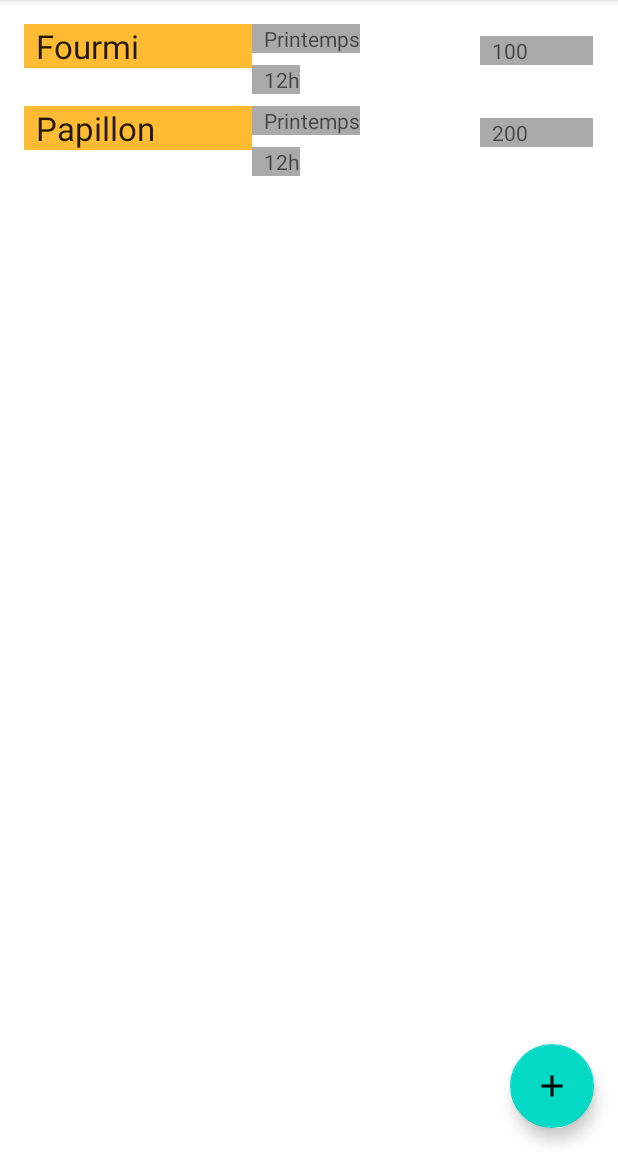
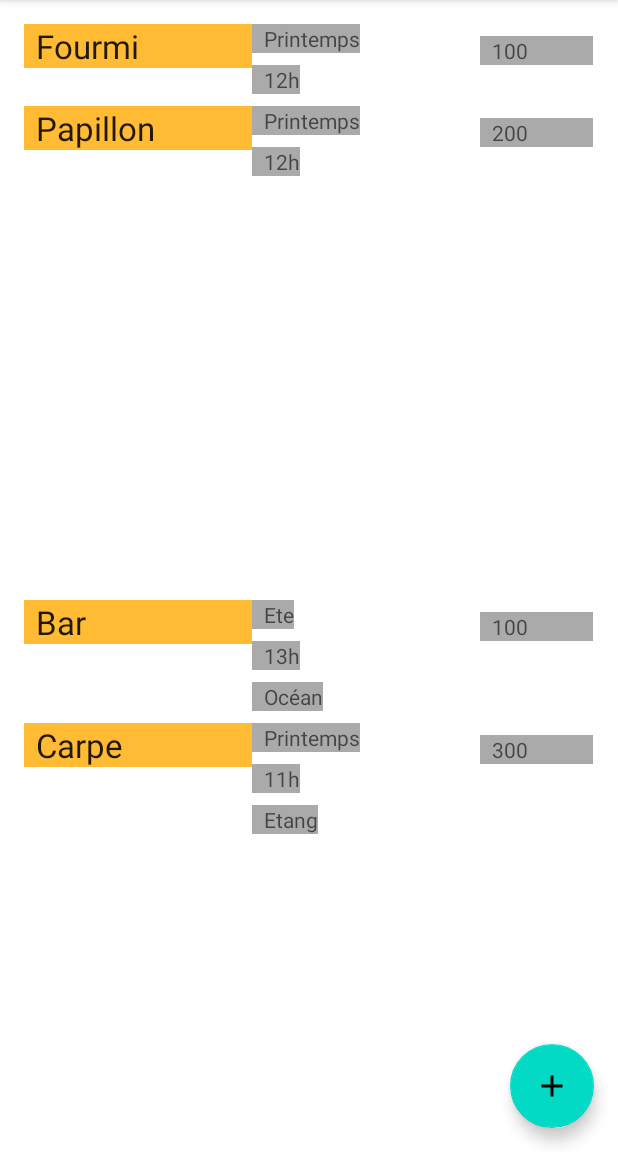
Before and after one commit to unegregre/bebetopedie, an Android app: the screen it shows after launch (MainActivity), on a phone screen of 412 x 824 dp, the part 84-1236 px from its top. Run offline under Robolectric (Android 15) with nearby library versions, the phone set to English and light mode, and no system bars; our stand-ins replace Room's generated code.

Commit message:
Add fishes

```diff
--- a/app/build.gradle
+++ b/app/build.gradle
@@ -33,6 +33,8 @@ dependencies {
 
     implementation 'androidx.appcompat:appcompat:1.1.0'
     implementation 'androidx.constraintlayout:constraintlayout:1.1.3'
+    implementation 'com.google.android.material:material:1.1.0'
+    implementation 'androidx.lifecycle:lifecycle-extensions:2.2.0'
     testImplementation 'junit:junit:4.12'
     androidTestImplementation 'androidx.test.ext:junit:1.1.1'
     androidTestImplementation 'androidx.test.espresso:espresso-core:3.2.0'
--- a/app/src/main/AndroidManifest.xml
+++ b/app/src/main/AndroidManifest.xml
@@ -9,7 +9,11 @@
         android:roundIcon="@mipmap/ic_launcher_round"
         android:supportsRtl="true"
         android:theme="@style/AppTheme">
-        <activity android:name=".NewBugActivity"></activity>
+        <activity
+            android:name=".TabActivity"
+            android:label="@string/title_activity_tab"
+            android:theme="@style/AppTheme.NoActionBar"></activity>
+        <activity android:name=".NewBugActivity" />
         <activity android:name=".MainActivity">
             <intent-filter>
                 <action android:name="android.intent.action.MAIN" />
--- a/app/src/main/java/com/gregre/bbtopdie/MainActivity.java
+++ b/app/src/main/java/com/gregre/bbtopdie/MainActivity.java
@@ -8,6 +8,9 @@ import com.google.android.material.floatingactionbutton.FloatingActionButton;
 import com.gregre.bbtopdie.bug.BugListAdapter;
 import com.gregre.bbtopdie.bug.BugViewModel;
 import com.gregre.bbtopdie.db.Bug;
+import com.gregre.bbtopdie.db.Fish;
+import com.gregre.bbtopdie.fish.FishListAdapter;
+import com.gregre.bbtopdie.fish.FishViewModel;
 
 import java.util.List;
 
@@ -24,19 +27,26 @@ public class MainActivity extends AppCompatActivity {
     public static final int NEW_BUG_ACTIVITY_REQUEST_CODE = 1;
 
     private BugViewModel mBugViewModel;
+    private FishViewModel mFishViewModel;
 
     @Override
     protected void onCreate(Bundle savedInstanceState) {
         super.onCreate(savedInstanceState);
         setContentView(R.layout.activity_main);
 
-        RecyclerView recyclerView = findViewById(R.id.recyclerview);
-        final BugListAdapter adapter = new BugListAdapter(this);
-        recyclerView.setAdapter(adapter);
-        recyclerView.setLayoutManager(new LinearLayoutManager(this));
+        RecyclerView bugRecyclerView = findViewById(R.id.bug_recyclerview);
+        final BugListAdapter bugAdapter = new BugListAdapter(this);
+        bugRecyclerView.setAdapter(bugAdapter);
+        bugRecyclerView.setLayoutManager(new LinearLayoutManager(this));
+
+        RecyclerView fishRecyclerView = findViewById(R.id.fish_recyclerview);
+        final FishListAdapter fishAdapter = new FishListAdapter(this);
+        fishRecyclerView.setAdapter(fishAdapter);
+        fishRecyclerView.setLayoutManager(new LinearLayoutManager(this));
 
         // Get a new or existing ViewModel from the ViewModelProvider.
         mBugViewModel = new ViewModelProvider(this).get(BugViewModel.class);
+        mFishViewModel = new ViewModelProvider(this).get(FishViewModel.class);
 
         // Add an observer on the LiveData returned by getAlphabetizedBugs.
         // The onChanged() method fires when the observed data changes and the activity is
@@ -45,7 +55,13 @@ public class MainActivity extends AppCompatActivity {
             @Override
             public void onChanged(@Nullable final List<Bug> bugs) {
                 // Update the cached copy of the bugs in the adapter.
-                adapter.setBugs(bugs);
+                bugAdapter.setBugs(bugs);
+            }
+        });
+        mFishViewModel.getAllFishes().observe(this, new Observer<List<Fish>>() {
+            @Override
+            public void onChanged(@Nullable final List<Fish> fishes) {
+                fishAdapter.setFishes(fishes);
             }
         });
 
--- a/app/src/main/java/com/gregre/bbtopdie/bug/BugListAdapter.java
+++ b/app/src/main/java/com/gregre/bbtopdie/bug/BugListAdapter.java
@@ -39,7 +39,7 @@ public class BugListAdapter extends RecyclerView.Adapter<BugListAdapter.BugViewH
 
     @Override
     public BugViewHolder onCreateViewHolder(ViewGroup parent, int viewType) {
-        View itemView = mInflater.inflate(R.layout.recyclerview_item, parent, false);
+        View itemView = mInflater.inflate(R.layout.bug_recyclerview_item, parent, false);
         return new BugViewHolder(itemView);
     }
 
--- a/app/src/main/java/com/gregre/bbtopdie/db/BebeteDatabase.java
+++ b/app/src/main/java/com/gregre/bbtopdie/db/BebeteDatabase.java
@@ -16,10 +16,11 @@ import java.util.concurrent.Executors;
  * app, consider exporting the schema to help you with migrations.
  */
 
-@Database(entities = {Bug.class}, version = 2, exportSchema = false)
+@Database(entities = {Bug.class, Fish.class}, version = 2, exportSchema = false)
 public abstract class BebeteDatabase extends RoomDatabase {
 
     public abstract BugDao bugDao();
+    public abstract  FishDao fishDao();
 
     // marking the instance as volatile to ensure atomic access to the variable
     private static volatile BebeteDatabase INSTANCE;
@@ -32,7 +33,7 @@ public abstract class BebeteDatabase extends RoomDatabase {
             synchronized (BebeteDatabase.class) {
                 if (INSTANCE == null) {
                     INSTANCE = Room.databaseBuilder(context.getApplicationContext(),
-                            BebeteDatabase.class, "bug_database")
+                            BebeteDatabase.class, "acnh_database")
                             .addCallback(sRoomDatabaseCallback)
                             .fallbackToDestructiveMigration()
                             .build();
@@ -59,13 +60,21 @@ public abstract class BebeteDatabase extends RoomDatabase {
             databaseWriteExecutor.execute(() -> {
                 // Populate the database in the background.
                 // If you want to start with more bugs, just add them.
-                BugDao dao = INSTANCE.bugDao();
-                dao.deleteAll();
+                BugDao bug_dao = INSTANCE.bugDao();
+                bug_dao.deleteAll();
 
                 Bug bug = new Bug("Papillon","200", "12h", "Printemps");
-                dao.insert(bug);
+                bug_dao.insert(bug);
                 bug = new Bug("Fourmi","100", "12h", "Printemps");
-                dao.insert(bug);
+                bug_dao.insert(bug);
+
+                FishDao fish_dao = INSTANCE.fishDao();
+                fish_dao.deleteAll();
+
+                Fish fish = new Fish("Carpe","300", "11h", "Printemps","Etang");
+                fish_dao.insert(fish);
+                fish = new Fish("Bar", "100", "13h", "Ete", "Océan");
+                fish_dao.insert(fish);
             });
         }
     };
--- /dev/null
+++ b/app/src/main/java/com/gregre/bbtopdie/db/Fish.java
@@ -0,0 +1,50 @@
+package com.gregre.bbtopdie.db;
+
+import androidx.annotation.NonNull;
+import androidx.room.ColumnInfo;
+import androidx.room.Entity;
+import androidx.room.PrimaryKey;
+
+@Entity(tableName = "fish_table")
+public class Fish {
+
+    @PrimaryKey
+    @NonNull
+    @ColumnInfo(name = "fish_name")
+    private String name;
+
+    @NonNull
+    @ColumnInfo(name = "fish_price")
+    private String price;
+
+    @NonNull
+    @ColumnInfo(name = "fish_time")
+    private String time;
+
+    @NonNull
+    @ColumnInfo(name = "fish_period")
+    private String period;
+
+    @NonNull
+    @ColumnInfo(name = "fish_place")
+    private String place;
+
+    public Fish(@NonNull String name, @NonNull String price, @NonNull String time, @NonNull String period, @NonNull String place) {
+        this.name = name;
+        this.price = price;
+        this.time = time;
+        this.period = period;
+        this.place = place;
+    }
+
+    public String getName(){return this.name;}
+
+    public String getPrice(){return this.price;}
+
+    public String getTime(){return this.time;}
+
+    public String getPeriod(){return this.period;}
+
+    public String getPlace(){return this.place;}
+
+}
--- /dev/null
+++ b/app/src/main/java/com/gregre/bbtopdie/db/FishDao.java
@@ -0,0 +1,22 @@
+package com.gregre.bbtopdie.db;
+
+import androidx.lifecycle.LiveData;
+import androidx.room.Dao;
+import androidx.room.Insert;
+import androidx.room.OnConflictStrategy;
+import androidx.room.Query;
+
+import java.util.List;
+
+@Dao
+public interface FishDao {
+
+    @Query("SELECT * from fish_table ORDER BY fish_name ASC")
+    LiveData<List<Fish>> getAlphabetizedFish();
+
+    @Insert(onConflict = OnConflictStrategy.IGNORE)
+    void insert(Fish fish);
+
+    @Query("DELETE FROM fish_table")
+    void deleteAll();
+}
--- /dev/null
+++ b/app/src/main/java/com/gregre/bbtopdie/fish/FishListAdapter.java
@@ -0,0 +1,79 @@
+package com.gregre.bbtopdie.fish;
+
+import android.content.Context;
+import android.view.LayoutInflater;
+import android.view.View;
+import android.view.ViewGroup;
+import android.widget.TextView;
+
+import androidx.recyclerview.widget.RecyclerView;
+
+import com.gregre.bbtopdie.R;
+import com.gregre.bbtopdie.db.Fish;
+
+import java.util.List;
+
+public class FishListAdapter extends RecyclerView.Adapter<FishListAdapter.FishViewHolder> {
+    class FishViewHolder extends RecyclerView.ViewHolder {
+        private final TextView fishItemView;
+        private final TextView fishPriceView;
+        private final TextView fishTimeView;
+        private final TextView fishPeriodView;
+        private final TextView fishPlaceView;
+
+        private FishViewHolder(View itemView) {
+            super(itemView);
+            fishItemView = itemView.findViewById(R.id.fishTextView);
+            fishPriceView = itemView.findViewById(R.id.fishPriceView);
+            fishTimeView = itemView.findViewById(R.id.fishTimeView);
+            fishPeriodView = itemView.findViewById(R.id.fishPeriodView);
+            fishPlaceView = itemView.findViewById(R.id.fishPlaceView);
+        }
+    }
+
+    private final LayoutInflater mInflater;
+    private List<Fish> mFishes; // Cached copy of fishs
+
+    public FishListAdapter(Context context) {
+        mInflater = LayoutInflater.from(context);
+    }
+
+    @Override
+    public FishListAdapter.FishViewHolder onCreateViewHolder(ViewGroup parent, int viewType) {
+        View itemView = mInflater.inflate(R.layout.fish_recyclerview_item, parent, false);
+        return new FishListAdapter.FishViewHolder(itemView);
+    }
+
+    @Override
+    public void onBindViewHolder(FishListAdapter.FishViewHolder holder, int position) {
+        if (mFishes != null) {
+            Fish current = mFishes.get(position);
+            holder.fishItemView.setText(current.getName());
+            holder.fishPriceView.setText(current.getPrice());
+            holder.fishTimeView.setText(current.getTime());
+            holder.fishPeriodView.setText(current.getPeriod());
+            holder.fishPlaceView.setText(current.getPlace());
+        } else {
+            // Covers the case of data not being ready yet.
+            holder.fishItemView.setText("No Fish");
+            holder.fishPriceView.setText("0");
+            holder.fishTimeView.setText("None");
+            holder.fishPeriodView.setText("None");
+            holder.fishPlaceView.setText("None");
+        }
+    }
+
+    public void setFishes(List<Fish> fishes) {
+        mFishes = fishes;
+        notifyDataSetChanged();
+    }
+
+    // getItemCount() is called many times, and when it is first called,
+    // mFishes has not been updated (means initially, it's null, and we can't return null).
+    @Override
+    public int getItemCount() {
+        if (mFishes != null)
+            return mFishes.size();
+        else return 0;
+    }
+}
--- /dev/null
+++ b/app/src/main/java/com/gregre/bbtopdie/fish/FishRepository.java
@@ -0,0 +1,41 @@
+package com.gregre.bbtopdie.fish;
+
+import android.app.Application;
+
+import androidx.lifecycle.LiveData;
+
+import com.gregre.bbtopdie.db.BebeteDatabase;
+import com.gregre.bbtopdie.db.Fish;
+import com.gregre.bbtopdie.db.FishDao;
+
+import java.util.List;
+
+public class FishRepository {
+
+    private FishDao mFishDao;
+    private LiveData<List<Fish>> mAllFishes;
+
+    // Note that in order to unit test the BugRepository, you have to remove the Application
+    // dependency. This adds complexity and much more code, and this sample is not about testing.
+    // See the BasicSample in the android-architecture-components repository at
+    // https://github.com/googlesamples
+    FishRepository(Application application) {
+        BebeteDatabase db = BebeteDatabase.getDatabase(application);
+        mFishDao = db.fishDao();
+        mAllFishes = mFishDao.getAlphabetizedFish();
+    }
+
+    // Room executes all queries on a separate thread.
+    // Observed LiveData will notify the observer when the data has changed.
+    LiveData<List<Fish>> getAllFishes() {
+        return mAllFishes;
+    }
+
+    // You must call this on a non-UI thread or your app will throw an exception. Room ensures
+    // that you're not doing any long running operations on the main thread, blocking the UI.
+    void insert(Fish fish) {
+        BebeteDatabase.databaseWriteExecutor.execute(() -> {
+            mFishDao.insert(fish);
+        });
+    }
+}
--- /dev/null
+++ b/app/src/main/java/com/gregre/bbtopdie/fish/FishViewModel.java
@@ -0,0 +1,34 @@
+package com.gregre.bbtopdie.fish;
+
+import android.app.Application;
+
+import androidx.lifecycle.AndroidViewModel;
+import androidx.lifecycle.LiveData;
+
+import com.gregre.bbtopdie.db.Fish;
+
+import java.util.List;
+
+public class FishViewModel extends AndroidViewModel {
+
+    private FishRepository mRepository;
+    // Using LiveData and caching what getAlphabetizedBugs returns has several benefits:
+    // - We can put an observer on the data (instead of polling for changes) and only update the
+    //   the UI when the data actually changes.
+    // - Repository is completely separated from the UI through the ViewModel.
+    private LiveData<List<Fish>> mAllFishes;
+
+    public FishViewModel(Application application) {
+        super(application);
+        mRepository = new FishRepository(application);
+        mAllFishes = mRepository.getAllFishes();
+    }
+
+    public LiveData<List<Fish>> getAllFishes() {
+        return mAllFishes;
+    }
+
+    public void insert(Fish fish) {
+        mRepository.insert(fish);
+    }
+}
--- a/app/src/main/res/layout/activity_main.xml
+++ b/app/src/main/res/layout/activity_main.xml
@@ -8,16 +8,28 @@
     android:layout_height="match_parent"
     tools:context=".MainActivity">
 
-    <androidx.recyclerview.widget.RecyclerView
-        android:id="@+id/recyclerview"
-        android:layout_width="0dp"
-        android:layout_height="0dp"
-        tools:listitem="@layout/recyclerview_item"
-        android:padding="@dimen/big_padding"
-        app:layout_constraintBottom_toBottomOf="parent"
-        app:layout_constraintLeft_toLeftOf="parent"
-        app:layout_constraintRight_toRightOf="parent"
-        app:layout_constraintTop_toTopOf="parent" />
+    <LinearLayout
+        android:layout_width="match_parent"
+        android:layout_height="match_parent"
+        android:orientation="vertical">
+
+        <androidx.recyclerview.widget.RecyclerView
+            android:id="@+id/bug_recyclerview"
+            android:layout_width="match_parent"
+            android:layout_height="0dp"
+            android:layout_weight=".50"
+            android:padding="@dimen/big_padding"
+            tools:listitem="@layout/bug_recyclerview_item" />
+
+        <androidx.recyclerview.widget.RecyclerView
+            android:id="@+id/fish_recyclerview"
+            android:layout_width="match_parent"
+            android:layout_height="0dp"
+            android:layout_weight=".50"
+            android:padding="@dimen/big_padding"
+            tools:listitem="@layout/fish_recyclerview_item" />
+
+    </LinearLayout>
 
     <com.google.android.material.floatingactionbutton.FloatingActionButton
         android:id="@+id/fab"
--- a/app/src/main/res/layout/content_main.xml
+++ b/app/src/main/res/layout/content_main.xml
@@ -12,9 +12,9 @@
     tools:showIn="@layout/activity_main">
 
     <androidx.recyclerview.widget.RecyclerView
-        android:id="@+id/recyclerview"
+        android:id="@+id/bug_recyclerview"
         android:layout_width="match_parent"
         android:layout_height="match_parent"
-        tools:listitem="@layout/recyclerview_item"/>
+        tools:listitem="@layout/bug_recyclerview_item"/>
 
 </androidx.constraintlayout.widget.ConstraintLayout>
--- /dev/null
+++ b/app/src/main/res/layout/fish_recyclerview_item.xml
@@ -0,0 +1,47 @@
+<?xml version="1.0" encoding="utf-8"?>
+<LinearLayout xmlns:android="http://schemas.android.com/apk/res/android"
+    android:orientation="horizontal"
+    android:layout_width="match_parent"
+    android:layout_height="wrap_content">
+
+    <TextView
+        android:id="@+id/fishTextView"
+        style="@style/bug_title"
+        android:layout_width="0dp"
+        android:layout_height="wrap_content"
+        android:layout_weight=".40"
+        android:background="@android:color/holo_orange_light" />
+
+    <LinearLayout
+        android:layout_width="0dp"
+        android:layout_height="wrap_content"
+        android:layout_weight=".40"
+        android:orientation="vertical">
+
+        <TextView
+            android:id="@+id/fishPeriodView"
+            style="@style/bug_attribute"
+            android:layout_width="wrap_content"
+            android:layout_height="wrap_content" />
+
+        <TextView
+            android:id="@+id/fishTimeView"
+            style="@style/bug_attribute"
+            android:layout_width="wrap_content"
+            android:layout_height="wrap_content" />
+
+        <TextView
+            android:id="@+id/fishPlaceView"
+            style="@style/bug_attribute"
+            android:layout_width="wrap_content"
+            android:layout_height="wrap_content" />
+    </LinearLayout>
+
+    <TextView
+        android:id="@+id/fishPriceView"
+        style="@style/bug_attribute"
+        android:layout_width="0dp"
+        android:layout_height="wrap_content"
+        android:layout_weight=".20"/>
+
+</LinearLayout>
--- a/app/src/main/res/values/dimens.xml
+++ b/app/src/main/res/values/dimens.xml
@@ -4,4 +4,10 @@
     <dimen name="small_padding">8dp</dimen>
     <dimen name="big_padding">16dp</dimen>
     <dimen name="min_height">48dp</dimen>
+    <!-- Default screen margins, per the Android Design guidelines. -->
+    <dimen name="activity_horizontal_margin">16dp</dimen>
+    <dimen name="activity_vertical_margin">16dp</dimen>
+    <dimen name="appbar_padding">16dp</dimen>
+    <dimen name="fab_margin">16dp</dimen>
+    <dimen name="appbar_padding_top">8dp</dimen>
 </resources>
--- a/app/src/main/res/values/strings.xml
+++ b/app/src/main/res/values/strings.xml
@@ -5,4 +5,7 @@
     <string name="button_save">Save</string>
     <string name="empty_not_saved">Word not saved because it is empty.</string>
     <string name="add_bug">Add Bug</string>
+    <string name="title_activity_tab">TabActivity</string>
+    <string name="tab_text_1">Tab 1</string>
+    <string name="tab_text_2">Tab 2</string>
 </resources>
--- a/app/src/main/res/values/styles.xml
+++ b/app/src/main/res/values/styles.xml
@@ -25,4 +25,13 @@
         <item name="android:background">@android:color/darker_gray</item>
         <item name="android:textAppearance">@android:style/TextAppearance.Small</item>
     </style>
+
+    <style name="AppTheme.NoActionBar">
+        <item name="windowActionBar">false</item>
+        <item name="windowNoTitle">true</item>
+    </style>
+
+    <style name="AppTheme.AppBarOverlay" parent="ThemeOverlay.AppCompat.Dark.ActionBar" />
+
+    <style name="AppTheme.PopupOverlay" parent="ThemeOverlay.AppCompat.Light" />
 </resources>
```
Also changed, not shown: app/src/main/res/layout/bug_recyclerview_item.xml (renamed from app/src/main/res/layout/recyclerview_item.xml).
